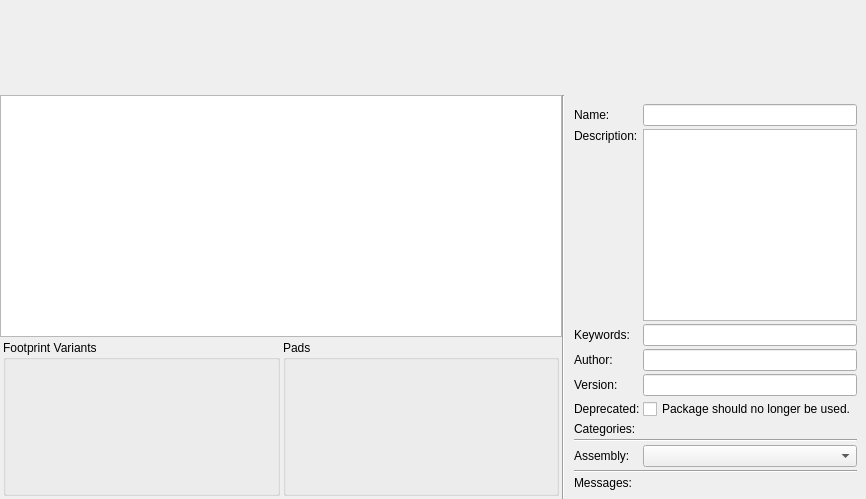
The window that libs/librepcb/editor/library/pkg/packageeditorwidget.ui (LibrePCB/LibrePCB) describes before a commit, drawn with Qt 5.
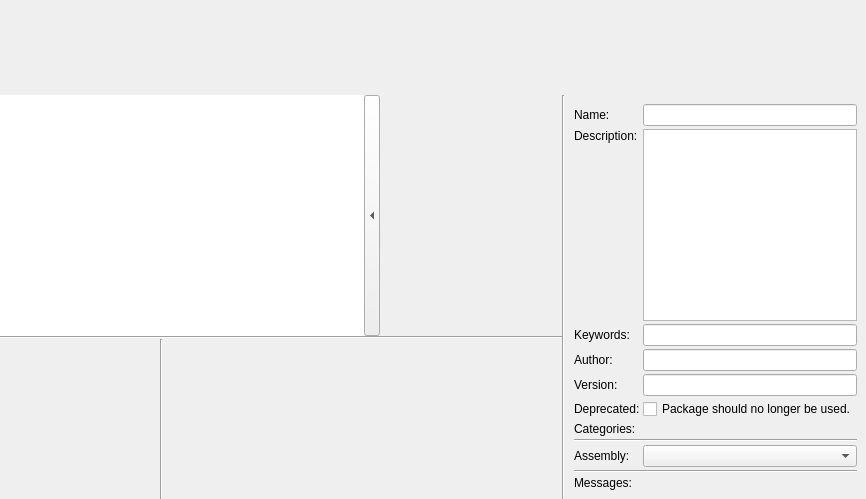
The same window after the commit. Custom widgets are drawn as their Qt base class.

Commit message: Support adding 3D models to packages

What changed in the file:
```diff
--- a/libs/librepcb/editor/library/pkg/packageeditorwidget.ui
+++ b/libs/librepcb/editor/library/pkg/packageeditorwidget.ui
@@ -55,78 +55,92 @@
       <number>0</number>
      </property>
      <item>
-      <layout class="QVBoxLayout" name="verticalLayout_3" stretch="3,2">
+      <layout class="QVBoxLayout" name="verticalLayout_3" stretch="3,0,2">
        <property name="spacing">
         <number>0</number>
        </property>
        <item>
-        <widget class="librepcb::editor::GraphicsView" name="graphicsView"/>
+        <layout class="QHBoxLayout" name="mainLayout" stretch="2,0,1">
+         <property name="spacing">
+          <number>0</number>
+         </property>
+         <item>
+          <widget class="librepcb::editor::GraphicsView" name="graphicsView">
+           <property name="frameShape">
+            <enum>QFrame::NoFrame</enum>
+           </property>
+          </widget>
+         </item>
+         <item>
+          <widget class="QToolButton" name="btnToggle3d">
+           <property name="sizePolicy">
+            <sizepolicy hsizetype="Fixed" vsizetype="MinimumExpanding">
+             <horstretch>0</horstretch>
+             <verstretch>0</verstretch>
+            </sizepolicy>
+           </property>
+           <property name="maximumSize">
+            <size>
+             <width>16</width>
+             <height>16777215</height>
+            </size>
+           </property>
+           <property name="toolTip">
+            <string>Toggle 2D/3D view</string>
+           </property>
+           <property name="text">
+            <string notr="true"/>
+           </property>
+           <property name="arrowType">
+            <enum>Qt::LeftArrow</enum>
+           </property>
+          </widget>
+         </item>
+         <item>
+          <widget class="librepcb::editor::PackageModelListEditorWidget" name="modelListEditorWidget" native="true"/>
+         </item>
+        </layout>
        </item>
        <item>
-        <layout class="QHBoxLayout" name="horizontalLayout_3">
+        <widget class="Line" name="line_5">
+         <property name="orientation">
+          <enum>Qt::Horizontal</enum>
+         </property>
+        </widget>
+       </item>
+       <item>
+        <layout class="QHBoxLayout" name="horizontalLayout_3" stretch="2,0,5">
          <property name="spacing">
-          <number>3</number>
+          <number>0</number>
          </property>
          <property name="leftMargin">
-          <number>3</number>
+          <number>0</number>
          </property>
          <property name="topMargin">
-          <number>3</number>
+          <number>0</number>
          </property>
          <property name="rightMargin">
-          <number>3</number>
+          <number>0</number>
          </property>
          <property name="bottomMargin">
-          <number>3</number>
+          <number>0</number>
          </property>
          <item>
-          <widget class="QGroupBox" name="groupBox_2">
-           <property name="title">
-            <string>Footprint Variants</string>
-           </property>
-           <layout class="QVBoxLayout" name="verticalLayout_2">
-            <property name="leftMargin">
-             <number>3</number>
-            </property>
-            <property name="topMargin">
-             <number>6</number>
-            </property>
-            <property name="rightMargin">
-             <number>3</number>
-            </property>
-            <property name="bottomMargin">
-             <number>3</number>
-            </property>
-            <item>
-             <widget class="librepcb::editor::FootprintListEditorWidget" name="footprintEditorWidget" native="true"/>
-            </item>
-           </layout>
-          </widget>
+          <widget class="librepcb::editor::PackagePadListEditorWidget" name="padListEditorWidget" native="true"/>
          </item>
          <item>
-          <widget class="QGroupBox" name="groupBox">
-           <property name="title">
-            <string>Pads</string>
+          <widget class="Line" name="line_4">
+           <property name="frameShadow">
+            <enum>QFrame::Sunken</enum>
            </property>
-           <layout class="QVBoxLayout" name="verticalLayout">
-            <property name="leftMargin">
-             <number>3</number>
-            </property>
-            <property name="topMargin">
-             <number>6</number>
-            </property>
-            <property name="rightMargin">
-             <number>3</number>
-            </property>
-            <property name="bottomMargin">
-             <number>3</number>
-            </property>
-            <item>
-             <widget class="librepcb::editor::PackagePadListEditorWidget" name="padListEditorWidget" native="true"/>
-            </item>
-           </layout>
+           <property name="orientation">
+            <enum>Qt::Vertical</enum>
+           </property>
           </widget>
          </item>
+         <item>
+          <widget class="librepcb::editor::FootprintListEditorWidget" name="footprintEditorWidget" native="true"/>
+         </item>
         </layout>
        </item>
       </layout>
@@ -337,6 +351,12 @@
    <header location="global">librepcb/editor/library/pkg/footprintlisteditorwidget.h</header>
    <container>1</container>
   </customwidget>
+  <customwidget>
+   <class>librepcb::editor::PackageModelListEditorWidget</class>
+   <extends>QWidget</extends>
+   <header location="global">librepcb/editor/library/pkg/packagemodellisteditorwidget.h</header>
+   <container>1</container>
+  </customwidget>
  </customwidgets>
  <resources/>
  <connections/>
```
The commit also changes 29 other files.
